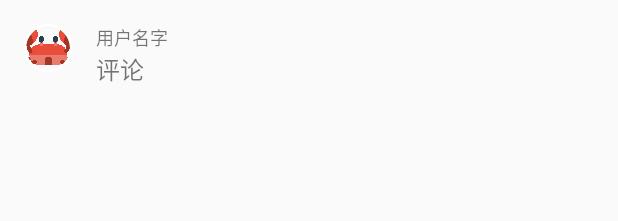
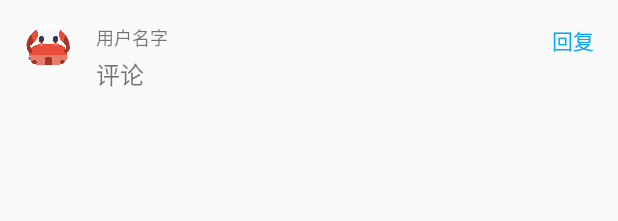
Before and after one commit to Stxr/ZZU_APP, an Android app: the layout item_commit.xml on its own in the app's theme, with its tools: preview values and no code run, on a phone screen of 412 x 824 dp. Shown: the top 221 px of the screen. Run offline under Robolectric (Android 15) with nearby library versions, the phone set to English and light mode, and no system bars.

Commit message:
添加了Reply文件，打算实现回复嵌套的功能

```diff
--- a/app/src/main/java/com/example/stxr/zzu_app/adapter/CommitAdapter.java
+++ b/app/src/main/java/com/example/stxr/zzu_app/adapter/CommitAdapter.java
@@ -81,7 +81,11 @@ public class CommitAdapter extends RecyclerView.Adapter<CommitAdapter.CommitView
 
     @Override
     public int getItemCount() {
-        return commentsList.size();
+        if(commentsList!=null){
+            return commentsList.size();
+        }else{
+            return 0;
+        }
     }
 
     public class CommitViewHolder extends RecyclerView.ViewHolder {
--- a/app/src/main/java/com/example/stxr/zzu_app/ui/BaseActivity.java
+++ b/app/src/main/java/com/example/stxr/zzu_app/ui/BaseActivity.java
@@ -1,6 +1,8 @@
 package com.example.stxr.zzu_app.ui;
 
+import android.content.Intent;
 import android.os.Bundle;
+import android.os.UserHandle;
 import android.support.v7.app.AppCompatActivity;
 import android.view.MenuItem;
 
--- a/app/src/main/res/layout/activity_showpassage.xml
+++ b/app/src/main/res/layout/activity_showpassage.xml
@@ -10,8 +10,11 @@
 
 
         <ScrollView
+            android:id="@+id/sv_content"
             android:layout_width="match_parent"
-            android:layout_height="wrap_content">
+            android:layout_height="0dp"
+            android:layout_weight="1"
+            >
 
             <LinearLayout
                 android:layout_width="match_parent"
--- a/app/src/main/res/layout/item_commit.xml
+++ b/app/src/main/res/layout/item_commit.xml
@@ -23,13 +23,25 @@
         android:layout_marginRight="16dp"
         android:layout_weight="1"
         android:orientation="vertical">
+        <RelativeLayout
+            android:layout_width="match_parent"
+            android:layout_height="wrap_content">
+            <TextView
+                android:textSize="12dp"
+                android:id="@+id/tv_commit_name"
+                android:layout_width="wrap_content"
+                android:layout_height="wrap_content"
+                android:text="用户名字" />
+            <TextView
+                android:id="@+id/tv_reply"
+                android:layout_alignParentRight="true"
+                android:text="回复"
+                android:layout_width="wrap_content"
+                android:layout_height="wrap_content"
+                android:textColor="@color/colorPrimary"
+                />
+        </RelativeLayout>
 
-        <TextView
-            android:textSize="12dp"
-            android:id="@+id/tv_commit_name"
-            android:layout_width="wrap_content"
-            android:layout_height="wrap_content"
-            android:text="用户名字" />
 
         <TextView
             android:textSize="16dp"
@@ -37,14 +49,10 @@
             android:layout_width="wrap_content"
             android:layout_height="match_parent"
             android:text="评论" />
+        <android.support.v7.widget.RecyclerView
+            android:id="@+id/rv_reply"
+            android:layout_width="match_parent"
+            android:layout_height="wrap_content">
+        </android.support.v7.widget.RecyclerView>
     </LinearLayout>
-
-    <!--<ImageView-->
-        <!--android:layout_margin="16dp"-->
-        <!--android:layout_width="0dp"-->
-        <!--android:layout_height="wrap_content"-->
-        <!--android:layout_gravity="end"-->
-        <!--android:layout_weight="0.17"-->
-        <!--android:src="@drawable/ic_dashboard_black_24dp" />-->
-
 </LinearLayout>
--- a/app/src/main/res/values/strings.xml
+++ b/app/src/main/res/values/strings.xml
@@ -1,5 +1,5 @@
 <resources>
-    <string name="app_name">找自习室</string>
+    <string name="app_name">乐校</string>
     <string name="splash_text">你来了，“郑”好</string>
     <string name="forgot_password">忘记密码</string>
     <string name="register">注册</string>
```
Also changed, not shown: app/src/main/java/com/example/stxr/zzu_app/adapter/ReplyAdapter.java (added, +56 -0 lines), app/src/main/java/com/example/stxr/zzu_app/bean/Reply.java (added, +39 -0 lines), app/src/main/java/com/example/stxr/zzu_app/ui/ShowPassageActivity.java (+16 -0 lines), app/src/main/res/layout/item_relpy.xml (added, +12 -0 lines).
